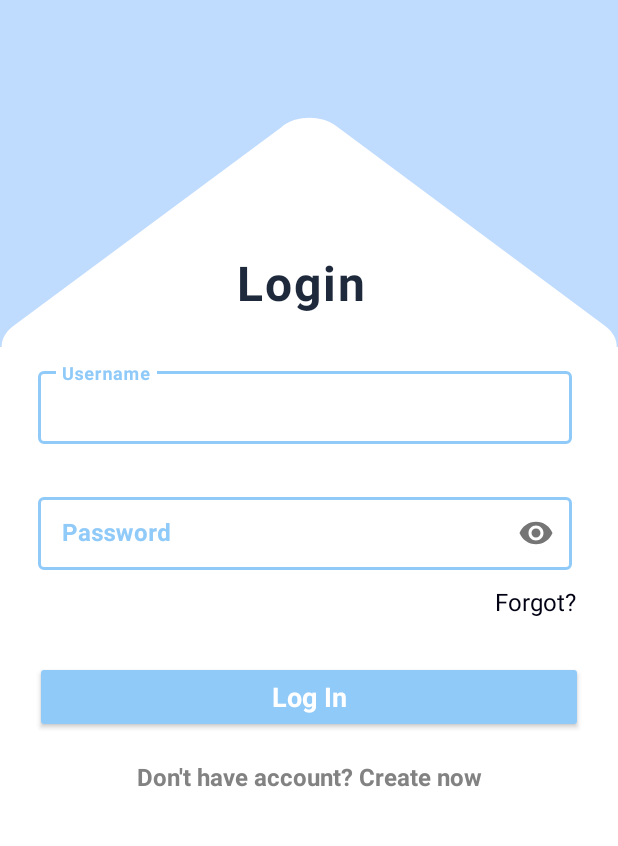
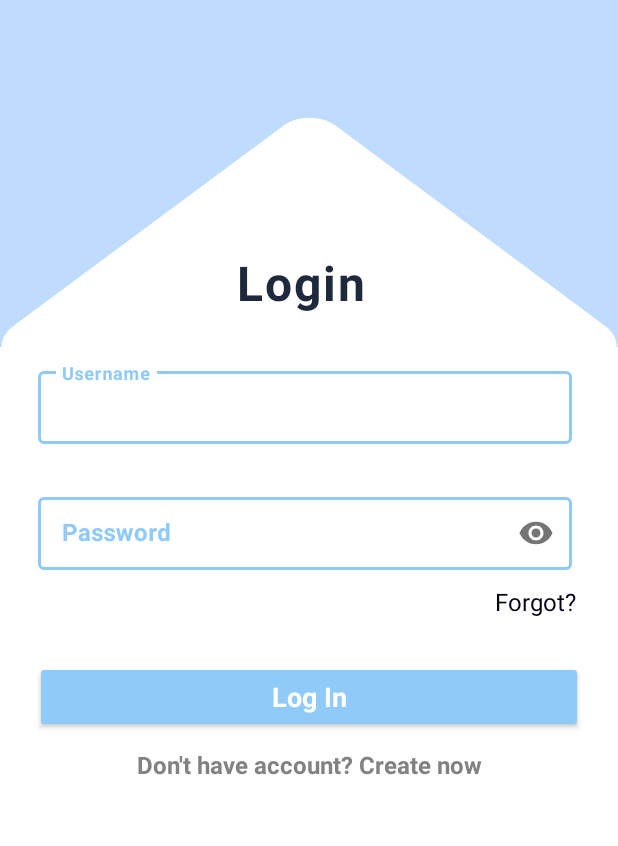
Before and after one commit to Prateek027-S/BudgetTracker, an Android app: the screen it shows after launch (MainActivity), on a phone screen of 412 x 824 dp, the part 247-1093 px from its top. Run offline under Robolectric (Android 15) with nearby library versions, the phone set to English and light mode, and no system bars; our stand-ins replace data binding, navigation-ui; Roboto replaces fonts that are not available here.

Commit message:
Minor UI change

```diff
--- a/app/src/main/res/layout/fragment_login.xml
+++ b/app/src/main/res/layout/fragment_login.xml
@@ -162,7 +162,7 @@
                 android:layout_width="wrap_content"
                 android:layout_height="20dp"
                 android:layout_alignParentTop="true"
-                android:layout_marginTop="18dp"
+                android:layout_marginTop="10dp"
                 android:fontFamily="@font/roboto_bold"
                 android:text="@string/dont_have_account"
                 android:textAppearance="@style/dont_have"
```
